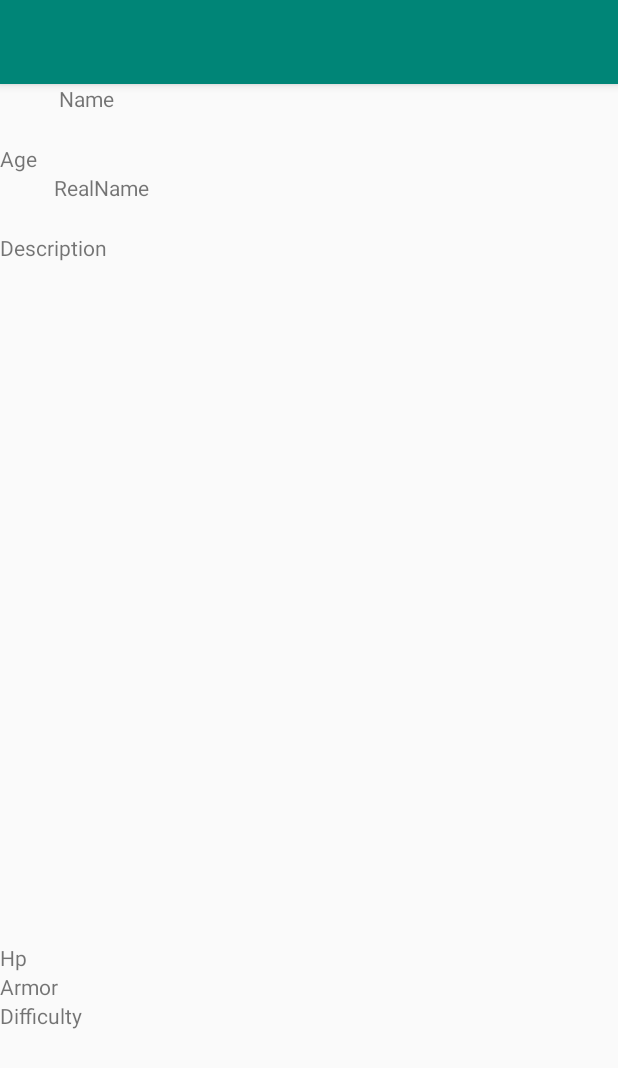
After one commit to cferrier17/ProjetMobile, an Android app: the heroDetailActivity screen opened directly, with no data from a screen before it, on a phone screen of 412 x 824 dp. The commit adds this screen. Shown: the top 1068 px of the screen. Run offline under Robolectric (Android 15) with nearby library versions, the phone set to English and light mode, and no system bars; 7 statements that could not run were skipped.

Commit message:
Implementation of the 2nd activity launched by clicking on an item of the list. The 2nd activity, heroDetailActivity, prints the details of the concerned hero.

```diff
--- a/app/src/main/AndroidManifest.xml
+++ b/app/src/main/AndroidManifest.xml
@@ -11,6 +11,7 @@
         android:roundIcon="@mipmap/ic_launcher_round"
         android:supportsRtl="true"
         android:theme="@style/AppTheme">
+        <activity android:name=".heroDetailActivity"></activity>
         <activity
             android:name=".MainActivity"
             android:exported="true"
--- a/app/src/main/java/com/example/myapplication/Controller.java
+++ b/app/src/main/java/com/example/myapplication/Controller.java
@@ -20,7 +20,7 @@ public class Controller {
         this.activity = mainActivity;
     }
 
-    public void start() {
+    public void start() { //TODO: implementer singleton pour gson et retrofit
         Gson gson = new GsonBuilder()
                 .setLenient()
                 .create();
--- a/app/src/main/java/com/example/myapplication/GerritAPI.java
+++ b/app/src/main/java/com/example/myapplication/GerritAPI.java
@@ -13,4 +13,6 @@ public interface GerritAPI {
 
     @GET("hero")
     Call<HeroResponse> getListHero();
+
+
 }
--- a/app/src/main/java/com/example/myapplication/Hero.java
+++ b/app/src/main/java/com/example/myapplication/Hero.java
@@ -7,6 +7,7 @@ class Hero {
     private String name;
     private String description;
     private int health;
+    private int armour;
     private int shield;
     private String real_name;
     private int age;
@@ -72,4 +73,12 @@ class Hero {
     public ArrayList<Ability> getAbilities() {
         return abilities;
     }
+
+    public int getArmour() {
+        return armour;
+    }
+
+    public void setArmour(int armour) {
+        this.armour = armour;
+    }
 }
--- /dev/null
+++ b/app/src/main/java/com/example/myapplication/HeroDetailResponse.java
@@ -0,0 +1,5 @@
+package com.example.myapplication;
+
+public class HeroDetailResponse {
+
+}
--- a/app/src/main/java/com/example/myapplication/MainActivity.java
+++ b/app/src/main/java/com/example/myapplication/MainActivity.java
@@ -1,9 +1,13 @@
 package com.example.myapplication;
 
 import android.app.Activity;
+import android.content.Intent;
 import android.os.Bundle;
 import android.support.v7.widget.LinearLayoutManager;
 import android.support.v7.widget.RecyclerView;
+import android.view.View;
+
+import com.google.gson.Gson;
 
 import java.util.ArrayList;
 import java.util.List;
@@ -21,12 +25,6 @@ public class MainActivity extends Activity {
 
         Controller controller = new Controller(this);
         controller.start();
-//
-//        final List<String> input = new ArrayList<>();
-//        for (int i = 0; i < 10; i++) {
-//            input.add("Test" + i);
-//        }
-        //showListAbilities(input);
 
 
 
@@ -58,10 +56,19 @@ public class MainActivity extends Activity {
         // define an adapter
         mAdapter = new MyHeroAdapter(input, new OnHeroClickListener() {
             @Override
-            public void onHeroClick(Hero hero) {
-                System.out.println(hero.getId());
+            public void onHeroClick(Hero hero) {    //TODO: gerer le onclick pour lancer la nouvelle activité qui créera un nouveau type de controleur pour les détails, voir javadoc retrofit
+                //System.out.println(hero.getId());
+                heroDetail(hero);
             }
         });
         recyclerView.setAdapter(mAdapter);
     }
+
+
+    public void heroDetail(Hero hero){
+        Intent heroIntent = new Intent(this, heroDetailActivity.class);
+        Gson gson = new Gson();
+        heroIntent.putExtra("key", gson.toJson(hero));
+        startActivity(heroIntent);
+    }
 }
--- /dev/null
+++ b/app/src/main/java/com/example/myapplication/heroDetailActivity.java
@@ -0,0 +1,41 @@
+package com.example.myapplication;
+
+import android.support.v7.app.AppCompatActivity;
+import android.os.Bundle;
+import android.widget.TextView;
+
+import com.google.gson.Gson;
+
+public class heroDetailActivity extends AppCompatActivity {
+
+    @Override
+    protected void onCreate(Bundle savedInstanceState) {
+        super.onCreate(savedInstanceState);
+        setContentView(R.layout.activity_hero_detail);
+        String heroGsonString = getIntent().getStringExtra("key");
+
+        TextView textViewName = (TextView) findViewById(R.id.textViewName);
+        TextView textViewAge = (TextView) findViewById(R.id.textViewAge);
+        TextView textViewRealName = (TextView) findViewById(R.id.textViewRealName);
+        TextView textViewDesc = (TextView) findViewById(R.id.textViewDesc);
+        TextView textViewHp = (TextView) findViewById(R.id.textViewHp);
+        TextView textViewArmor = (TextView) findViewById(R.id.textViewArmor);
+        TextView textViewDifficulty= (TextView) findViewById(R.id.textViewDifficulty);
+
+        Gson gson = new Gson();
+
+
+        Hero hero = gson.fromJson(heroGsonString, Hero.class);
+
+        textViewName.setText(hero.getName());
+        textViewAge.setText(Integer.toString(hero.getAge()));
+        textViewRealName.setText(hero.getReal_name());
+        textViewDesc.setText(hero.getDescription());
+        textViewHp.setText(Integer.toString(hero.getHealth()));
+        textViewArmor.setText(Integer.toString(hero.getArmour()));
+        textViewDifficulty.setText(Integer.toString(hero.getDifficulty()));
+
+
+
+    }
+}
--- /dev/null
+++ b/app/src/main/res/layout/activity_hero_detail.xml
@@ -0,0 +1,76 @@
+<?xml version="1.0" encoding="utf-8"?>
+<android.support.constraint.ConstraintLayout xmlns:android="http://schemas.android.com/apk/res/android"
+    xmlns:app="http://schemas.android.com/apk/res-auto"
+    xmlns:tools="http://schemas.android.com/tools"
+    android:layout_width="match_parent"
+    android:layout_height="match_parent"
+    tools:context=".heroDetailActivity">
+
+    <LinearLayout
+        android:layout_width="match_parent"
+        android:layout_height="match_parent"
+        android:orientation="vertical">
+
+        <TextView
+            android:id="@+id/textViewName"
+            android:layout_width="104dp"
+            android:layout_height="40dp"
+            android:layout_marginStart="39dp"
+            android:layout_marginLeft="39dp"
+            android:text="Name"
+            app:layout_constraintStart_toStartOf="parent"
+            tools:layout_editor_absoluteY="30dp" />
+
+        <TextView
+            android:id="@+id/textViewAge"
+            android:layout_width="wrap_content"
+            android:layout_height="wrap_content"
+            android:text="Age"
+            tools:layout_editor_absoluteX="213dp"
+            tools:layout_editor_absoluteY="30dp" />
+
+        <TextView
+            android:id="@+id/textViewRealName"
+            android:layout_width="104dp"
+            android:layout_height="40dp"
+            android:layout_marginStart="36dp"
+            android:layout_marginLeft="36dp"
+            android:text="RealName"
+            app:layout_constraintStart_toStartOf="parent"
+            tools:layout_editor_absoluteY="83dp" />
+
+        <TextView
+            android:id="@+id/textViewDesc"
+            android:layout_width="383dp"
+            android:layout_height="473dp"
+            android:text="Description"
+            tools:layout_editor_absoluteX="39dp"
+            tools:layout_editor_absoluteY="204dp" />
+
+        <TextView
+            android:id="@+id/textViewHp"
+            android:layout_width="wrap_content"
+            android:layout_height="wrap_content"
+            android:text="Hp"
+            tools:layout_editor_absoluteX="72dp"
+            tools:layout_editor_absoluteY="356dp" />
+
+        <TextView
+            android:id="@+id/textViewArmor"
+            android:layout_width="wrap_content"
+            android:layout_height="wrap_content"
+            android:text="Armor"
+            tools:layout_editor_absoluteX="244dp"
+            tools:layout_editor_absoluteY="356dp" />
+
+        <TextView
+            android:id="@+id/textViewDifficulty"
+            android:layout_width="331dp"
+            android:layout_height="63dp"
+            android:text="Difficulty"
+            tools:layout_editor_absoluteX="54dp"
+            tools:layout_editor_absoluteY="575dp" />
+
+    </LinearLayout>
+
+</android.support.constraint.ConstraintLayout>
```
